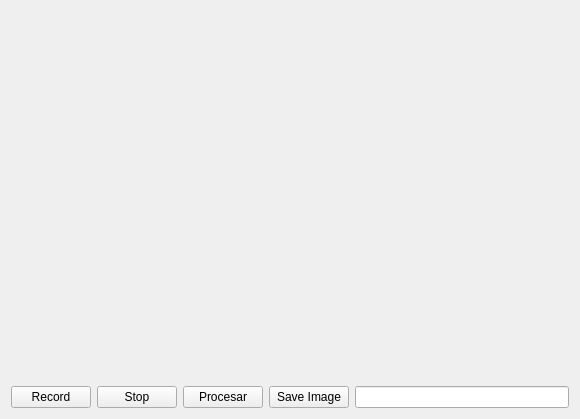
This is DeteccionCodigos/DeteccionCodigos.ui in Paulafernandeztorres/DeteccionCodigos as Qt 5 draws it before an edit. The edited form follows.
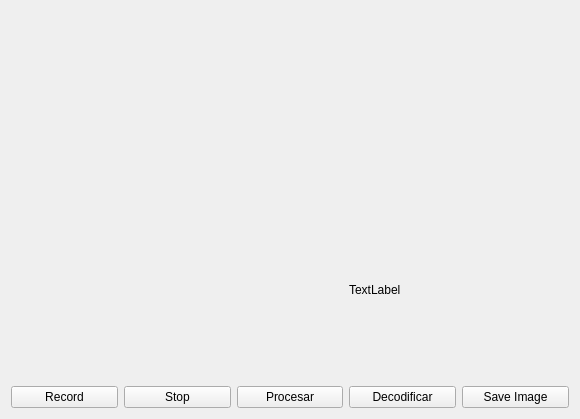
This is the edited form.

Commit message: deteccion codigos

The edit to the form file:
```diff
--- a/DeteccionCodigos/DeteccionCodigos.ui
+++ b/DeteccionCodigos/DeteccionCodigos.ui
@@ -15,36 +15,26 @@
   </property>
   <widget class="QWidget" name="centralWidget">
    <layout class="QGridLayout" name="gridLayout">
-    <item row="1" column="2">
-     <widget class="QPushButton" name="btnProcesarImagen">
-      <property name="text">
-       <string>Procesar</string>
-      </property>
-     </widget>
-    </item>
-    <item row="1" column="0">
-     <widget class="QPushButton" name="btnRecord">
-      <property name="text">
-       <string>Record</string>
-      </property>
-     </widget>
-    </item>
-    <item row="1" column="1">
+    <item row="2" column="1">
      <widget class="QPushButton" name="btnStop">
       <property name="text">
        <string>Stop</string>
       </property>
      </widget>
     </item>
-    <item row="1" column="3">
-     <widget class="QPushButton" name="btnSaveImage">
+    <item row="2" column="2">
+     <widget class="QPushButton" name="btnProcesarImagen">
       <property name="text">
-       <string>Save Image</string>
+       <string>Procesar</string>
       </property>
      </widget>
     </item>
-    <item row="1" column="4">
-     <widget class="QLineEdit" name="lineEdit"/>
+    <item row="2" column="3">
+     <widget class="QPushButton" name="btnDecodificar">
+      <property name="text">
+       <string>Decodificar</string>
+      </property>
+     </widget>
     </item>
     <item row="0" column="0" colspan="5">
      <widget class="QLabel" name="label">
@@ -56,6 +46,27 @@
       </property>
      </widget>
     </item>
+    <item row="2" column="0">
+     <widget class="QPushButton" name="btnRecord">
+      <property name="text">
+       <string>Record</string>
+      </property>
+     </widget>
+    </item>
+    <item row="2" column="4">
+     <widget class="QPushButton" name="btnSaveImage">
+      <property name="text">
+       <string>Save Image</string>
+      </property>
+     </widget>
+    </item>
+    <item row="1" column="3">
+     <widget class="QLabel" name="labelcodigo">
+      <property name="text">
+       <string>TextLabel</string>
+      </property>
+     </widget>
+    </item>
    </layout>
   </widget>
  </widget>
```
The commit also changes 2 other files.
